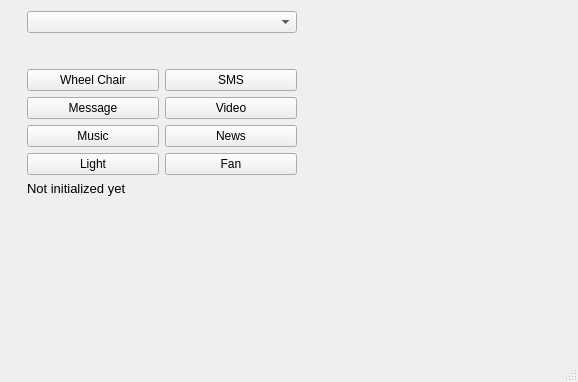
Above: ui/MainWindow.ui from sakibreza/EyeTask-V1.0 before the change. Below: the same form after it.
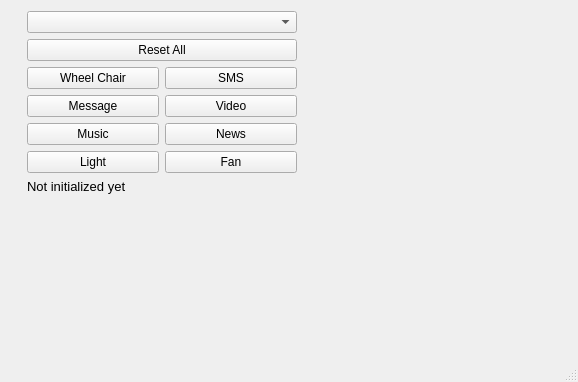
That is the form after the change.

Patch:
```diff
--- a/ui/MainWindow.ui
+++ b/ui/MainWindow.ui
@@ -17,7 +17,7 @@
    <string>Welcome</string>
   </property>
   <widget class="QWidget" name="centralwidget">
-   <widget class="QWidget" name="">
+   <widget class="QWidget" name="layoutWidget">
     <property name="geometry">
      <rect>
       <x>27</x>
@@ -49,20 +49,11 @@
         </widget>
        </item>
        <item>
-        <spacer name="verticalSpacer">
-         <property name="orientation">
-          <enum>Qt::Vertical</enum>
+        <widget class="QPushButton" name="resetButton">
+         <property name="text">
+          <string>Reset All</string>
          </property>
-         <property name="sizeType">
-          <enum>QSizePolicy::Fixed</enum>
-         </property>
-         <property name="sizeHint" stdset="0">
-          <size>
-           <width>14</width>
-           <height>30</height>
-          </size>
-         </property>
-        </spacer>
+        </widget>
        </item>
        <item>
         <layout class="QVBoxLayout" name="verticalLayout">
```
